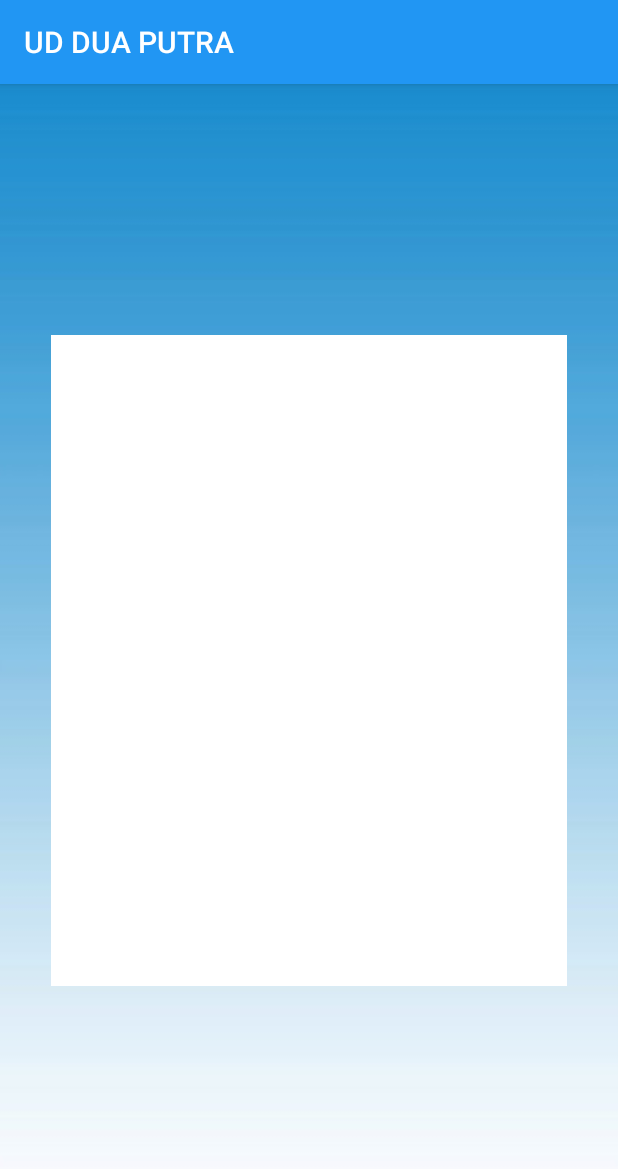
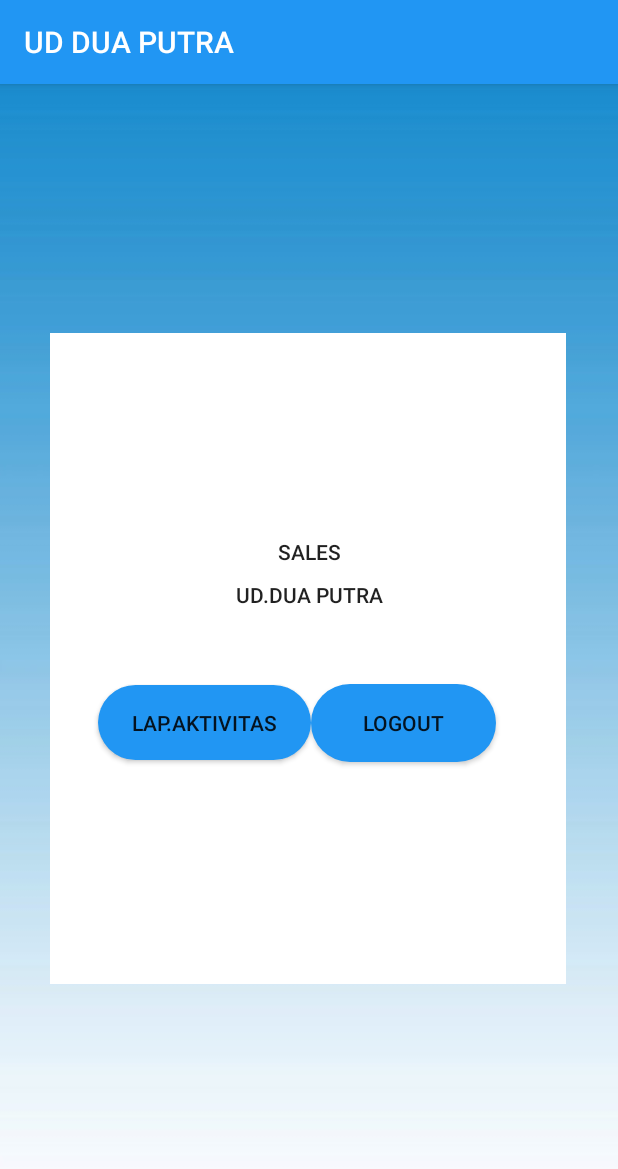
Before and after one commit to finkystudent/UD_DUA_PUTRA, an Android app: the Tampilan_Utama screen opened directly, with no data from a screen before it, on a phone screen of 412 x 824 dp. Shown: the top 1169 px of the screen. Run offline under Robolectric (Android 15) with nearby library versions, the light colour scheme and no system bars.

Commit message:
pindah layout (Activity) login ke tampilan_utama menggunakan Intent

```diff
--- a/app/build.gradle
+++ b/app/build.gradle
@@ -2,7 +2,7 @@ apply plugin: 'com.android.application'
 
 android {
     compileSdkVersion 29
-    buildToAolsVersion "29.0.2"
+    buildToolsVersion "29.0.2"
     defaultConfig {
         applicationId "com.example.udduaputra"
         minSdkVersion 21
--- a/app/src/main/java/com/example/udduaputra/login.java
+++ b/app/src/main/java/com/example/udduaputra/login.java
@@ -17,7 +17,7 @@ public class login extends AppCompatActivity {
 
     }
     public void LOGIN(View view) {
-        Intent intent = new Intent(login.this, reset_password.class);
+        Intent intent = new Intent(login.this, Tampilan_Utama.class);
         startActivity(intent);
     }
 }
--- a/app/src/main/res/layout/activity_tampilan__utama.xml
+++ b/app/src/main/res/layout/activity_tampilan__utama.xml
@@ -8,14 +8,80 @@
     tools:context=".Tampilan_Utama">
 
     <ImageView
+        android:id="@+id/imageView2"
         android:layout_width="344dp"
         android:layout_height="434dp"
         android:layout_gravity="center"
         android:background="@color/white"
         app:layout_constraintBottom_toBottomOf="parent"
         app:layout_constraintEnd_toEndOf="parent"
+        app:layout_constraintHorizontal_bias="0.492"
         app:layout_constraintStart_toStartOf="parent"
         app:layout_constraintTop_toTopOf="parent"
+        app:layout_constraintVertical_bias="0.498"
         tools:ignore="MissingConstraints" />
 
+    <ImageView
+        android:id="@+id/imageView"
+        android:layout_width="wrap_content"
+        android:layout_height="wrap_content"
+        app:layout_constraintBottom_toBottomOf="parent"
+        app:layout_constraintEnd_toEndOf="parent"
+        app:layout_constraintHorizontal_bias="0.498"
+        app:layout_constraintStart_toStartOf="parent"
+        app:layout_constraintTop_toTopOf="parent"
+        app:layout_constraintVertical_bias="0.247"
+        tools:srcCompat="@tools:sample/avatars" />
+
+    <TextView
+        android:id="@+id/textView"
+        android:layout_width="wrap_content"
+        android:layout_height="wrap_content"
+        android:text="SALES"
+        android:textAppearance="@style/TextAppearance.AppCompat.Body2"
+        app:layout_constraintBottom_toBottomOf="parent"
+        app:layout_constraintEnd_toEndOf="parent"
+        app:layout_constraintStart_toStartOf="parent"
+        app:layout_constraintTop_toTopOf="parent"
+        app:layout_constraintVertical_bias="0.403" />
+
+
+    <TextView
+        android:layout_width="wrap_content"
+        android:layout_height="wrap_content"
+        android:text="UD.DUA PUTRA"
+        android:textAppearance="@style/TextAppearance.AppCompat.Body2"
+        app:layout_constraintBottom_toBottomOf="parent"
+        app:layout_constraintEnd_toEndOf="parent"
+        app:layout_constraintStart_toStartOf="parent"
+        app:layout_constraintTop_toTopOf="parent"
+        app:layout_constraintVertical_bias="0.442" />
+
+    <Button
+        android:id="@+id/button"
+        android:layout_width="142dp"
+        android:layout_height="50dp"
+        android:background="@drawable/custom_button"
+        android:text="LAP.AKTIVITAS"
+        app:layout_constraintBottom_toBottomOf="parent"
+        app:layout_constraintEnd_toEndOf="parent"
+        app:layout_constraintHorizontal_bias="0.241"
+        app:layout_constraintStart_toStartOf="parent"
+        app:layout_constraintTop_toTopOf="parent"
+        app:layout_constraintVertical_bias="0.558" />
+
+    <Button
+        android:id="@+id/button2"
+        android:layout_width="123dp"
+        android:layout_height="52dp"
+        android:background="@drawable/custom_button"
+        android:text="LOGOUT"
+        app:layout_constraintBottom_toBottomOf="parent"
+        app:layout_constraintEnd_toEndOf="parent"
+        app:layout_constraintHorizontal_bias="0.718"
+        app:layout_constraintStart_toStartOf="parent"
+        app:layout_constraintTop_toTopOf="parent"
+        app:layout_constraintVertical_bias="0.559" />
+
+
 </androidx.constraintlayout.widget.ConstraintLayout>
```
